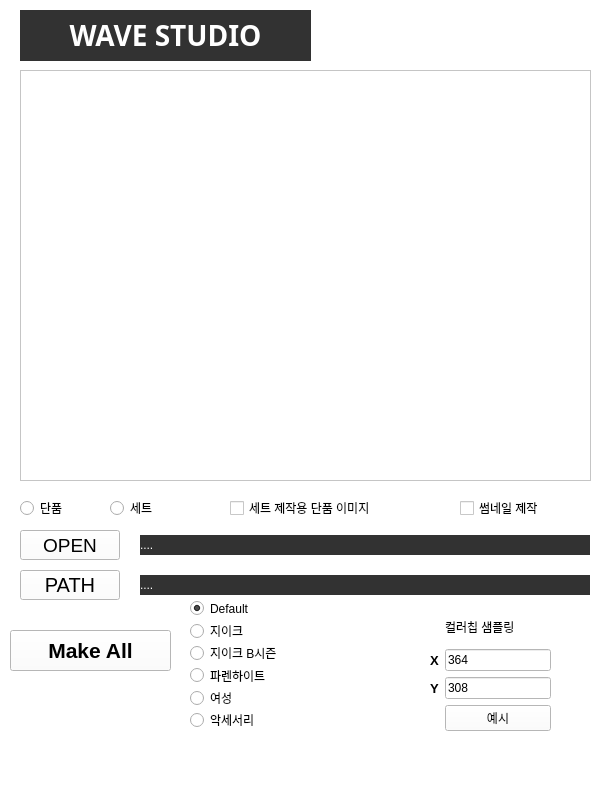
Before: the Qt Designer form 03_resource/ui_imageMaking.ui in suni1015/ImageMaking, drawn with Qt 5.
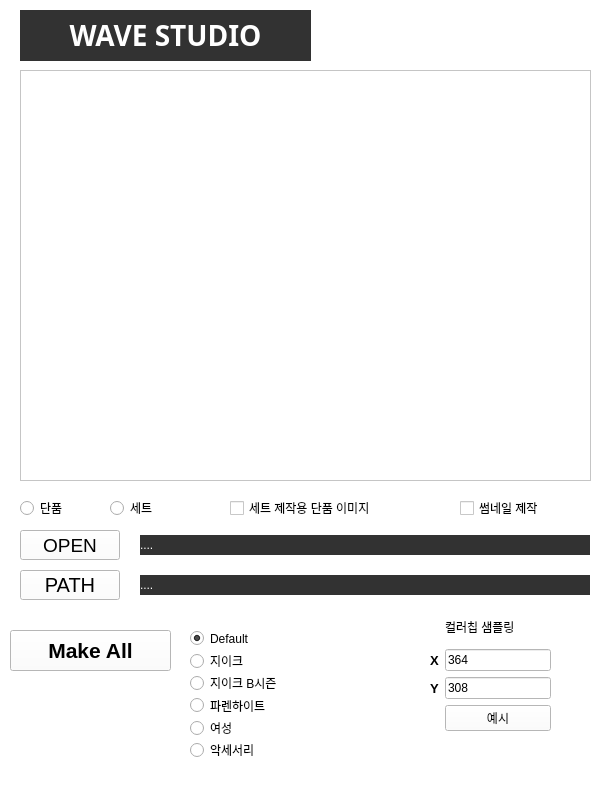
After: the same form once the commit is applied.

Commit message: UI 조정

Patch:
```diff
--- a/03_resource/ui_imageMaking.ui
+++ b/03_resource/ui_imageMaking.ui
@@ -7,7 +7,7 @@
     <x>0</x>
     <y>0</y>
     <width>600</width>
-    <height>787</height>
+    <height>800</height>
    </rect>
   </property>
   <property name="font">
@@ -352,7 +352,7 @@
     <property name="geometry">
      <rect>
       <x>190</x>
-      <y>600</y>
+      <y>630</y>
       <width>111</width>
       <height>128</height>
      </rect>
@@ -375,27 +375,17 @@
        </property>
       </widget>
      </item>
-     <item>
-      <widget class="QRadioButton" name="format_radio_6">
-       <property name="text">
-        <string>지이크 B시즌</string>
-       </property>
-      </widget>
-     </item>
      <item>
       <widget class="QRadioButton" name="format_radio_3">
        <property name="text">
-        <string>파렌하이트</string>
-       </property>
-       <property name="checked">
-        <bool>false</bool>
+        <string>지이크 B시즌</string>
        </property>
       </widget>
      </item>
      <item>
       <widget class="QRadioButton" name="format_radio_4">
        <property name="text">
-        <string>여성</string>
+        <string>파렌하이트</string>
        </property>
        <property name="checked">
         <bool>false</bool>
@@ -404,6 +394,16 @@
      </item>
      <item>
       <widget class="QRadioButton" name="format_radio_5">
+       <property name="text">
+        <string>여성</string>
+       </property>
+       <property name="checked">
+        <bool>false</bool>
+       </property>
+      </widget>
+     </item>
+     <item>
+      <widget class="QRadioButton" name="format_radio_6">
        <property name="text">
         <string>악세서리</string>
        </property>
```
